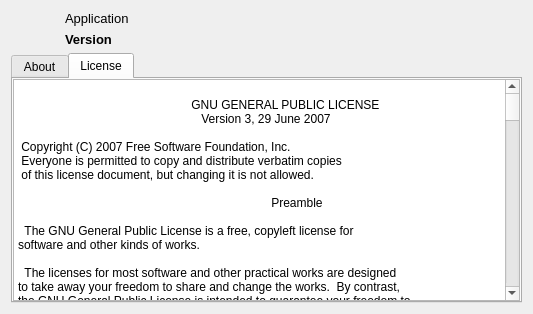
Above: src/gui/AboutDialog.ui from casch-at/ledcc before the change. Below: the same form after it.
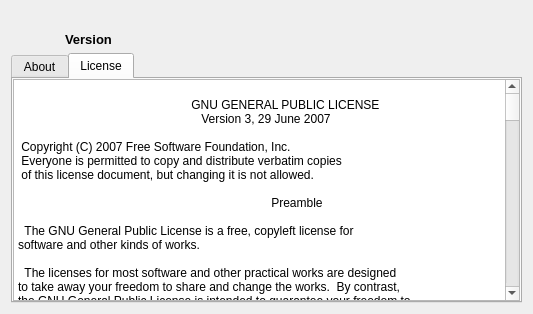
That is the form after the change. The open tabs and pages were chosen to show the change. Icons and pictures are not drawn.

```diff
--- a/src/gui/AboutDialog.ui
+++ b/src/gui/AboutDialog.ui
@@ -50,7 +50,7 @@
           </font>
          </property>
          <property name="text">
-          <string>Application</string>
+          <string notr="true"/>
          </property>
          <property name="wordWrap">
           <bool>false</bool>
```
Left out of the diff: 10 changed lines with no effect on the pictures.
